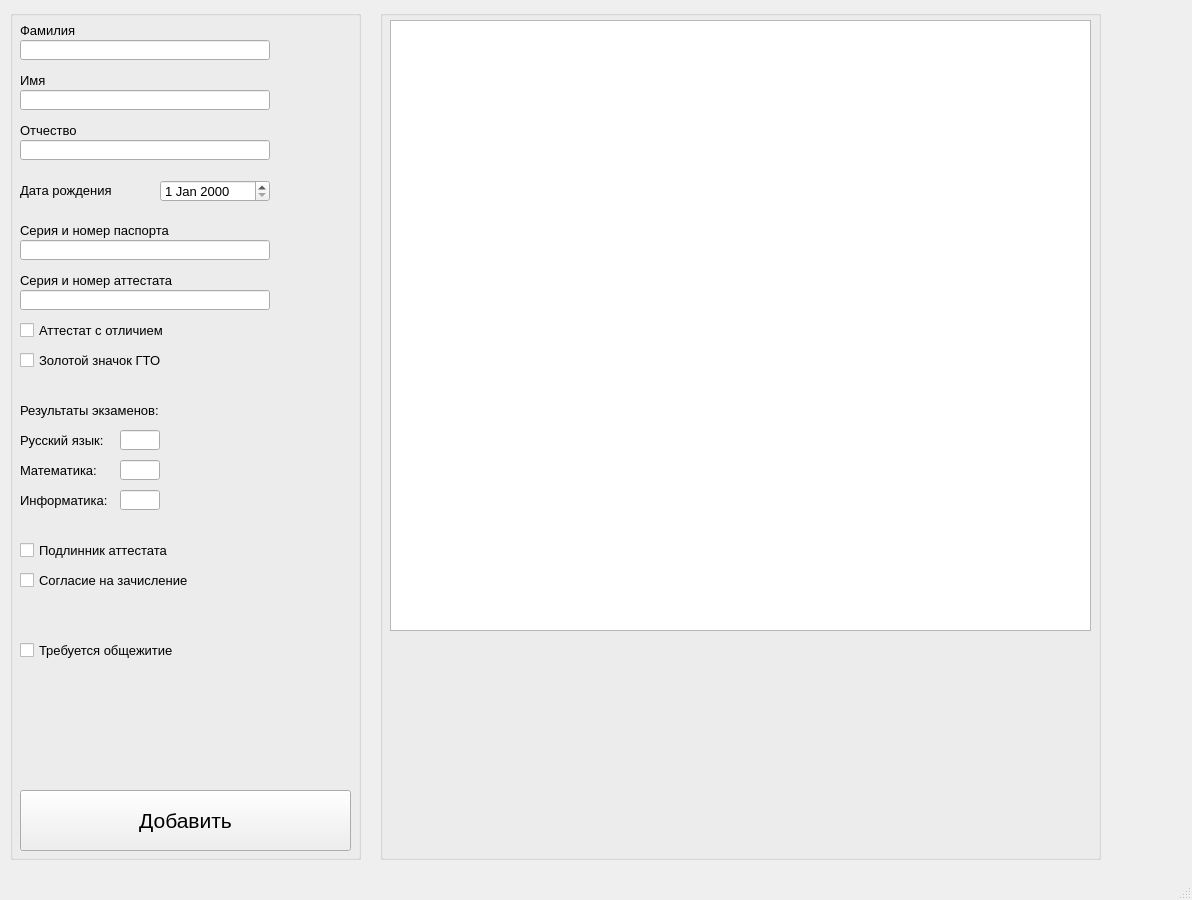
Boris2209/Entrant_2, file graph.ui: the form before one commit.
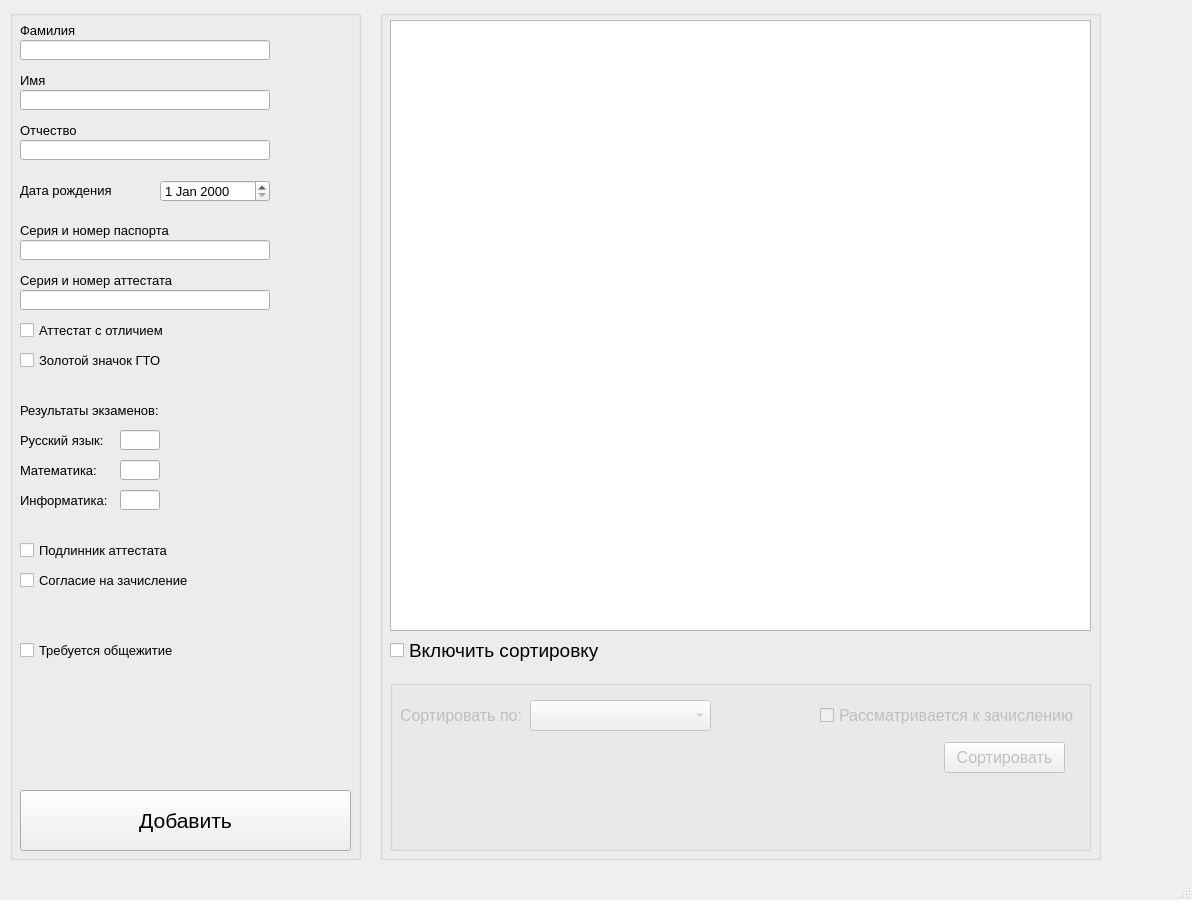
The form after the commit.

Commit message: Просто бэкап

Diff of the .ui file:
```diff
--- a/graph.ui
+++ b/graph.ui
@@ -442,6 +442,11 @@
       <height>850</height>
      </rect>
     </property>
+    <property name="font">
+     <font>
+      <pointsize>12</pointsize>
+     </font>
+    </property>
     <property name="title">
      <string/>
     </property>
@@ -464,6 +469,113 @@
       <bool>true</bool>
      </property>
     </widget>
+    <widget class="QGroupBox" name="groupBox">
+     <property name="geometry">
+      <rect>
+       <x>10</x>
+       <y>670</y>
+       <width>701</width>
+       <height>171</height>
+      </rect>
+     </property>
+     <property name="title">
+      <string/>
+     </property>
+     <widget class="QPushButton" name="pushButton_sort">
+      <property name="enabled">
+       <bool>false</bool>
+      </property>
+      <property name="geometry">
+       <rect>
+        <x>554</x>
+        <y>62</y>
+        <width>121</width>
+        <height>31</height>
+       </rect>
+      </property>
+      <property name="text">
+       <string>Сортировать</string>
+      </property>
+     </widget>
+     <widget class="QComboBox" name="comboBox_sort">
+      <property name="enabled">
+       <bool>false</bool>
+      </property>
+      <property name="geometry">
+       <rect>
+        <x>140</x>
+        <y>20</y>
+        <width>181</width>
+        <height>31</height>
+       </rect>
+      </property>
+      <property name="font">
+       <font>
+        <pointsize>12</pointsize>
+       </font>
+      </property>
+     </widget>
+     <widget class="QCheckBox" name="checkBox_entrant">
+      <property name="enabled">
+       <bool>false</bool>
+      </property>
+      <property name="geometry">
+       <rect>
+        <x>430</x>
+        <y>20</y>
+        <width>271</width>
+        <height>31</height>
+       </rect>
+      </property>
+      <property name="font">
+       <font>
+        <pointsize>12</pointsize>
+       </font>
+      </property>
+      <property name="text">
+       <string>Рассматривается к зачислению</string>
+      </property>
+     </widget>
+     <widget class="QLabel" name="label_sort">
+      <property name="enabled">
+       <bool>false</bool>
+      </property>
+      <property name="geometry">
+       <rect>
+        <x>10</x>
+        <y>20</y>
+        <width>131</width>
+        <height>31</height>
+       </rect>
+      </property>
+      <property name="font">
+       <font>
+        <pointsize>12</pointsize>
+       </font>
+      </property>
+      <property name="text">
+       <string>Сортировать по:</string>
+      </property>
+     </widget>
+    </widget>
+    <widget class="QCheckBox" name="checkBox_sort">
+     <property name="geometry">
+      <rect>
+       <x>10</x>
+       <y>630</y>
+       <width>221</width>
+       <height>21</height>
+      </rect>
+     </property>
+     <property name="font">
+      <font>
+       <pointsize>14</pointsize>
+      </font>
+     </property>
+     <property name="text">
+      <string>Включить сортировку</string>
+     </property>
+    </widget>
    </widget>
   </widget>
   <widget class="QMenuBar" name="menubar">
```
The commit also changes 2 other files.
